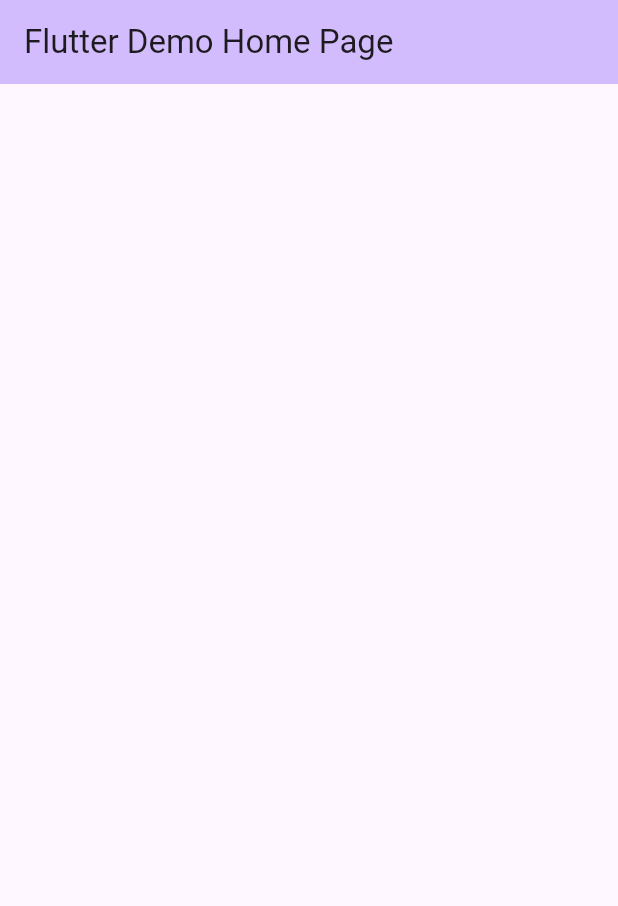
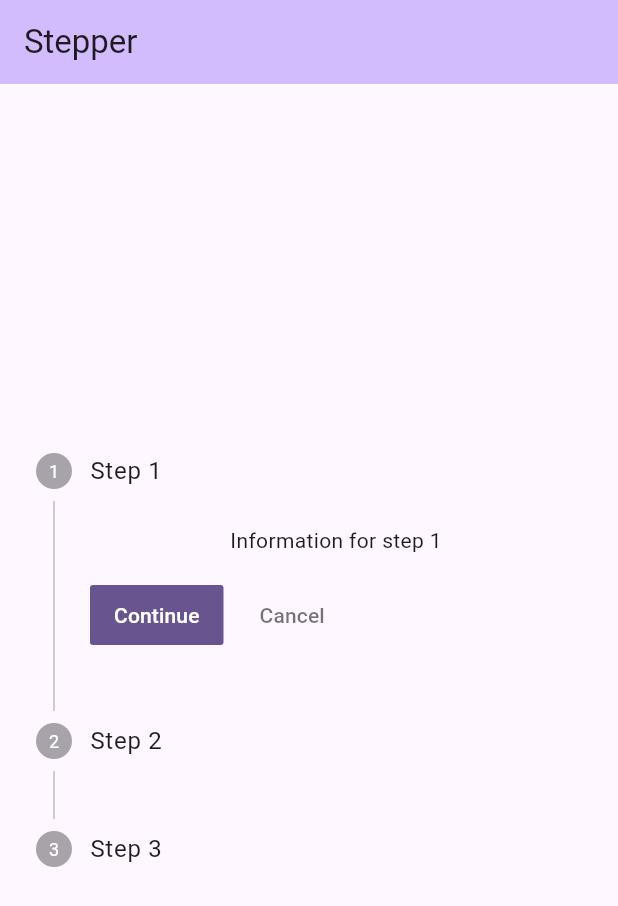
Before and after one commit to Vikram1999dev/flutter-practise, a Flutter app: the screen it shows after launch, on a phone screen of 412 x 824 dp. Shown: the top 906 px of the screen. Run offline on Flutter 3.47's test engine with Material 3 defaults, Android fonts, the phone set to English and light mode, and no system bars.

Commit message:
added stepper

```diff
--- a/lib/main.dart
+++ b/lib/main.dart
@@ -11,12 +11,12 @@ class MyApp extends StatelessWidget {
   @override
   Widget build(BuildContext context) {
     return MaterialApp(
-      title: 'Flutter Demo',
+      title: 'Flutter Practise',
       theme: ThemeData(
         colorScheme: ColorScheme.fromSeed(seedColor: Colors.deepPurple),
         useMaterial3: true,
       ),
-      home: const MyHomePage(title: 'Flutter Demo Home Page'),
+      home: const MyHomePage(title: 'Stepper'),
     );
   }
 }
@@ -31,6 +31,7 @@ class MyHomePage extends StatefulWidget {
 }
 
 class _MyHomePageState extends State<MyHomePage> {
+  int _currentStep = 0;
   @override
   Widget build(BuildContext context) {
     return Scaffold(
@@ -38,9 +39,42 @@ class _MyHomePageState extends State<MyHomePage> {
         backgroundColor: Theme.of(context).colorScheme.inversePrimary,
         title: Text(widget.title),
       ),
-      body: const Center(
-        child: Column(
-          mainAxisAlignment: MainAxisAlignment.center,
+      body: Center(
+        child: Stepper(
+          steps: const [
+            Step(
+              title: Text('Step 1'),
+              content: Text('Information for step 1'),
+            ),
+            Step(
+              title: Text('Step 2'),
+              content: Text('Information for step 2'),
+            ),
+            Step(
+              title: Text('Step 3'),
+              content: Text('Information for step 3'),
+            ),
+          ],
+          onStepTapped: (int newIndex) {
+            setState(() {
+              _currentStep = newIndex;
+            });
+          },
+          currentStep: _currentStep,
+          onStepContinue: () {
+            if (_currentStep != 2) {
+              setState(() {
+                _currentStep += 1;
+              });
+            }
+          },
+          onStepCancel: () {
+            if (_currentStep != 0) {
+              setState(() {
+                _currentStep -= 1;
+              });
+            }
+          },
         ),
       ),
     );
```
